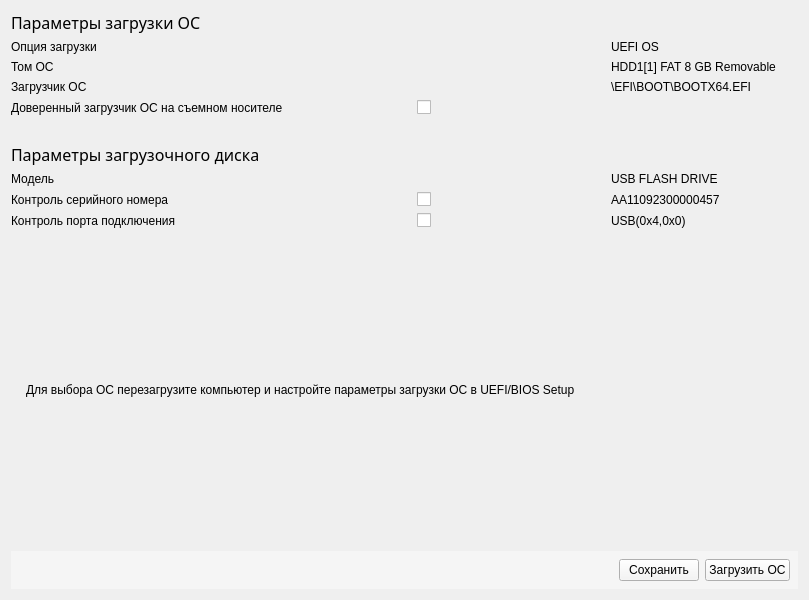
Old version of the form panels/SysLoadPanel.ui in the repository m6v/sobol.
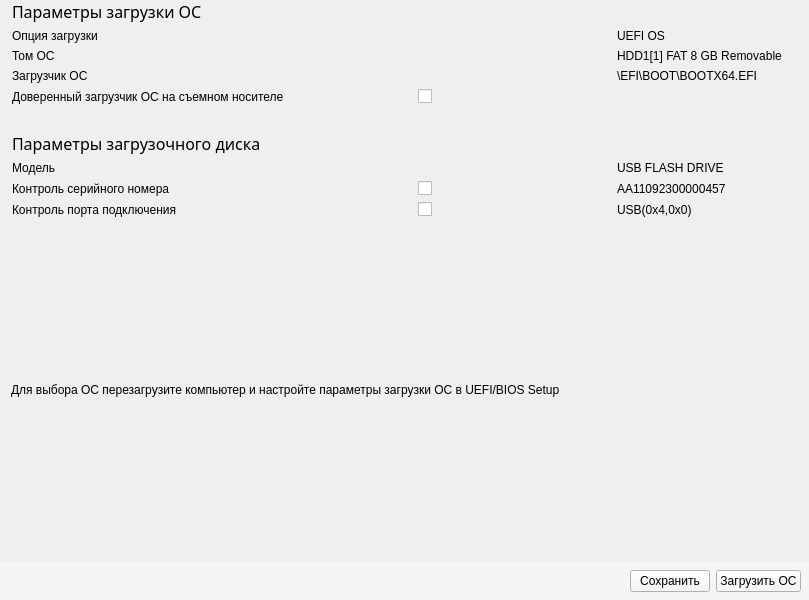
New version of the form. Custom widgets are drawn as their Qt base class.

Patch:
```diff
--- a/panels/SysLoadPanel.ui
+++ b/panels/SysLoadPanel.ui
@@ -14,10 +14,57 @@
    <string>Form</string>
   </property>
   <layout class="QVBoxLayout" name="verticalLayout">
+   <property name="leftMargin">
+    <number>0</number>
+   </property>
+   <property name="topMargin">
+    <number>0</number>
+   </property>
+   <property name="rightMargin">
+    <number>0</number>
+   </property>
+   <property name="bottomMargin">
+    <number>0</number>
+   </property>
+   <item>
+    <widget class="QLabel" name="sys_load_parms_label">
+     <property name="font">
+      <font>
+       <family>Monospace Regular</family>
+       <pointsize>12</pointsize>
+       <weight>50</weight>
+       <italic>false</italic>
+       <bold>false</bold>
+      </font>
+     </property>
+     <property name="styleSheet">
+      <string notr="true">margin-left: 8px;</string>
+     </property>
+     <property name="text">
+      <string>Параметры загрузки ОС</string>
+     </property>
+    </widget>
+   </item>
    <item>
     <layout class="QGridLayout" name="gridLayout">
-     <item row="0" column="0">
-      <widget class="QLabel" name="sys_load_parms_label">
+     <property name="leftMargin">
+      <number>12</number>
+     </property>
+     <item row="7" column="0">
+      <widget class="QLabel" name="port_ctl_label">
+       <property name="minimumSize">
+        <size>
+         <width>400</width>
+         <height>0</height>
+        </size>
+       </property>
+       <property name="text">
+        <string>Контроль порта подключения</string>
+       </property>
+      </widget>
+     </item>
+     <item row="4" column="0">
+      <widget class="QLabel" name="bootable_disk_label">
        <property name="font">
         <font>
          <family>Monospace Regular</family>
@@ -31,53 +78,47 @@
         <string notr="true"/>
        </property>
        <property name="text">
-        <string>Параметры загрузки ОС</string>
-       </property>
-      </widget>
-     </item>
-     <item row="1" column="0">
-      <widget class="QLabel" name="load_option_label">
-       <property name="text">
-        <string>Опция загрузки</string>
+        <string>
+Параметры загрузочного диска</string>
        </property>
       </widget>
      </item>
      <item row="1" column="2">
-      <widget class="QLabel" name="load_option_value">
-       <property name="text">
-        <string>UEFI OS</string>
-       </property>
-      </widget>
-     </item>
-     <item row="2" column="0">
-      <widget class="QLabel" name="sys_volume_label">
-       <property name="text">
-        <string>Том ОС</string>
-       </property>
-      </widget>
-     </item>
-     <item row="2" column="2">
       <widget class="QLabel" name="sys_volume_value">
        <property name="text">
         <string>HDD1[1] FAT 8 GB Removable</string>
        </property>
       </widget>
      </item>
-     <item row="3" column="0">
-      <widget class="QLabel" name="sys_loader_label">
+     <item row="6" column="2">
+      <widget class="QLabel" name="serial_ctl_value">
        <property name="text">
-        <string>Загрузчик ОС</string>
+        <string>AA11092300000457</string>
        </property>
       </widget>
      </item>
-     <item row="3" column="2">
+     <item row="3" column="1">
+      <widget class="Toggle" name="trusted_loader_check_box">
+       <property name="text">
+        <string/>
+       </property>
+      </widget>
+     </item>
+     <item row="7" column="2">
+      <widget class="QLabel" name="port_ctl_value">
+       <property name="text">
+        <string>USB(0x4,0x0)</string>
+       </property>
+      </widget>
+     </item>
+     <item row="2" column="2">
       <widget class="QLabel" name="sys_loader_value">
        <property name="text">
         <string>\EFI\BOOT\BOOTX64.EFI</string>
        </property>
       </widget>
      </item>
-     <item row="4" column="0">
+     <item row="3" column="0">
       <widget class="QLabel" name="trusted_loader_label">
        <property name="minimumSize">
         <size>
@@ -90,92 +131,66 @@
        </property>
       </widget>
      </item>
-     <item row="4" column="1">
-      <widget class="Toggle" name="trusted_loader_check_box">
+     <item row="5" column="2">
+      <widget class="QLabel" name="disk_model_value">
        <property name="text">
-        <string/>
+        <string>USB FLASH DRIVE</string>
+       </property>
+      </widget>
+     </item>
+     <item row="2" column="0">
+      <widget class="QLabel" name="sys_loader_label">
+       <property name="text">
+        <string>Загрузчик ОС</string>
+       </property>
+      </widget>
+     </item>
+     <item row="1" column="0">
+      <widget class="QLabel" name="sys_volume_label">
+       <property name="text">
+        <string>Том ОС</string>
        </property>
       </widget>
      </item>
      <item row="5" column="0">
-      <widget class="QLabel" name="bootable_disk_label">
-       <property name="font">
-        <font>
-         <family>Monospace Regular</family>
-         <pointsize>12</pointsize>
-         <weight>50</weight>
-         <italic>false</italic>
-         <bold>false</bold>
-        </font>
-       </property>
-       <property name="styleSheet">
-        <string notr="true"/>
-       </property>
-       <property name="text">
-        <string>
-Параметры загрузочного диска</string>
-       </property>
-      </widget>
-     </item>
-     <item row="6" column="0">
       <widget class="QLabel" name="disk_model_label">
        <property name="text">
         <string>Модель</string>
        </property>
       </widget>
      </item>
-     <item row="6" column="2">
-      <widget class="QLabel" name="disk_model_value">
-       <property name="text">
-        <string>USB FLASH DRIVE</string>
-       </property>
-      </widget>
-     </item>
-     <item row="7" column="0">
-      <widget class="QLabel" name="serial_ctl_label">
-       <property name="text">
-        <string>Контроль серийного номера</string>
-       </property>
-      </widget>
-     </item>
      <item row="7" column="1">
-      <widget class="Toggle" name="serial_ctl_check_box">
-       <property name="text">
-        <string/>
-       </property>
-      </widget>
-     </item>
-     <item row="7" column="2">
-      <widget class="QLabel" name="serial_ctl_value">
-       <property name="text">
-        <string>AA11092300000457</string>
-       </property>
-      </widget>
-     </item>
-     <item row="8" column="0">
-      <widget class="QLabel" name="port_ctl_label">
-       <property name="minimumSize">
-        <size>
-         <width>400</width>
-         <height>0</height>
-        </size>
-       </property>
-       <property name="text">
-        <string>Контроль порта подключения</string>
-       </property>
-      </widget>
-     </item>
-     <item row="8" column="1">
       <widget class="Toggle" name="port_ctl_check_box">
        <property name="text">
         <string/>
        </property>
       </widget>
      </item>
-     <item row="8" column="2">
-      <widget class="QLabel" name="port_ctl_value">
+     <item row="0" column="0">
+      <widget class="QLabel" name="load_option_label">
        <property name="text">
-        <string>USB(0x4,0x0)</string>
+        <string>Опция загрузки</string>
+       </property>
+      </widget>
+     </item>
+     <item row="0" column="2">
+      <widget class="QLabel" name="load_option_value">
+       <property name="text">
+        <string>UEFI OS</string>
+       </property>
+      </widget>
+     </item>
+     <item row="6" column="1">
+      <widget class="Toggle" name="serial_ctl_check_box">
+       <property name="text">
+        <string/>
+       </property>
+      </widget>
+     </item>
+     <item row="6" column="0">
+      <widget class="QLabel" name="serial_ctl_label">
+       <property name="text">
+        <string>Контроль серийного номера</string>
        </property>
       </widget>
      </item>
@@ -197,7 +212,7 @@
    <item>
     <widget class="QLabel" name="reboot_label">
      <property name="styleSheet">
-      <string notr="true">padding: 0px 0px 0px 12px;</string>
+      <string notr="true">margin-left: 8px;</string>
      </property>
      <property name="text">
       <string>Для выбора ОС перезагрузите компьютер и настройте параметры загрузки ОС в UEFI/BIOS Setup</string>
@@ -230,7 +245,7 @@
        <number>0</number>
       </property>
       <property name="leftMargin">
-       <number>8</number>
+       <number>0</number>
       </property>
       <property name="topMargin">
        <number>8</number>
```
